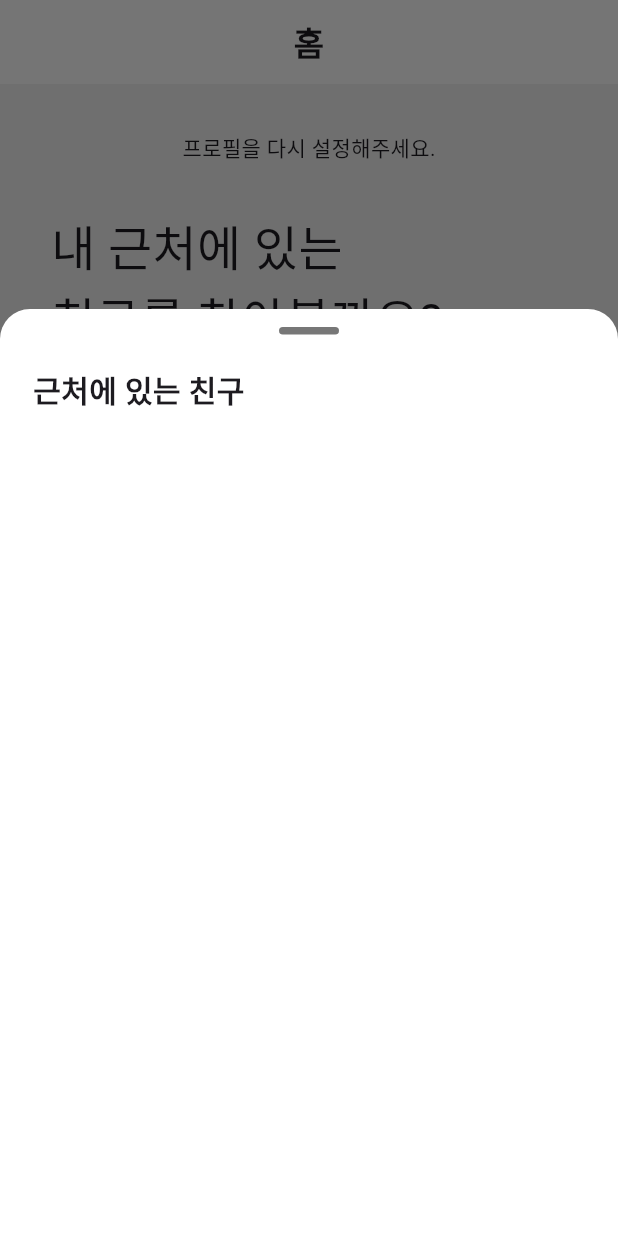
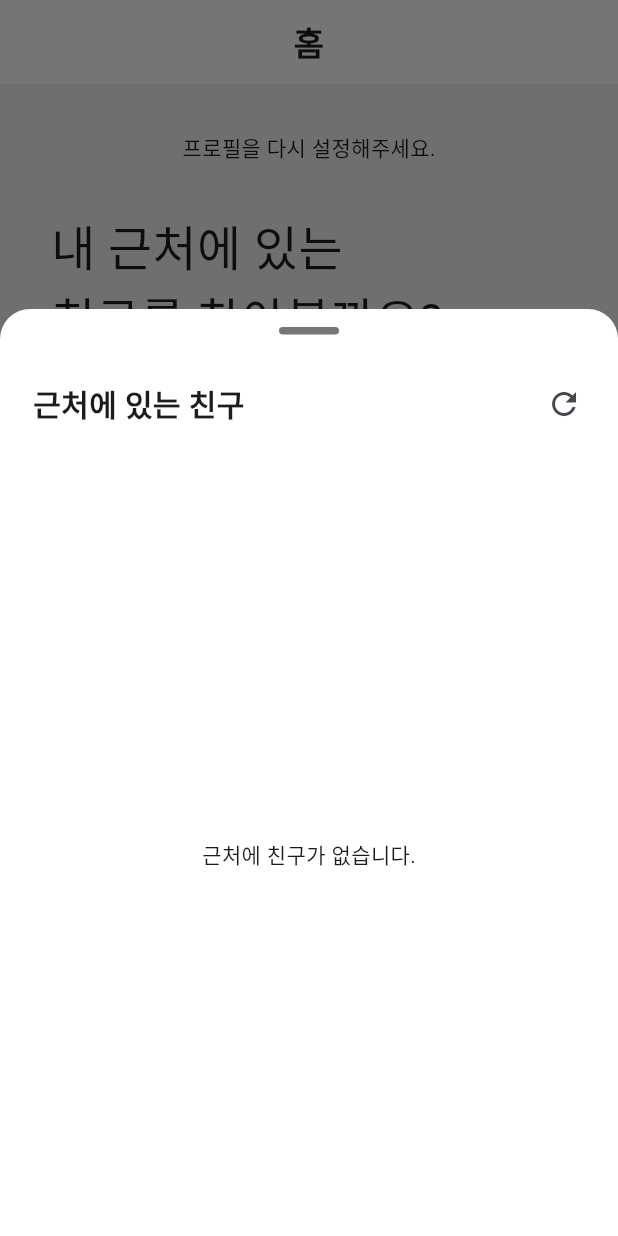
Before and after one commit to oo-Woogi/project_team5_chating_app, a Flutter app: the screen it shows once a user with an empty profile is signed in, after a tap on "근처 친구 찾기", on a phone screen of 412 x 824 dp. Run offline on Flutter 3.47's test engine with Material 3 defaults, Android fonts, the phone set to English and light mode, and no system bars; our stand-ins replace cloud_firestore, dio, firebase_auth, firebase_core, firebase_storage, flutter_riverpod and 3 more; accounts and stored records are empty; generated files the repository leaves out were written again; network calls fail; Roboto replaces fonts that are missing (BMJUA, Pretendard).

Commit message:
✨ 근처 지역만 근처 친구 찾기 서칭 되는 로직 구현

```diff
--- a/lib/pages/searching_page/widgets/friend_bottom_sheet.dart
+++ b/lib/pages/searching_page/widgets/friend_bottom_sheet.dart
@@ -2,6 +2,7 @@ import 'package:flutter/material.dart';
 import 'package:flutter_riverpod/flutter_riverpod.dart';
 import 'package:project_team5_chating_app/data/core/user_global_view_model.dart';
 import 'package:project_team5_chating_app/model/user.dart';
+import 'package:project_team5_chating_app/pages/welcome_page/core/address_view_model.dart' show AddressRegion;
 import 'package:project_team5_chating_app/pages/searching_page/searching_view_model.dart';
 import 'package:project_team5_chating_app/pages/chating_page/chating_page.dart';
 import 'package:flutter/foundation.dart';
@@ -15,6 +16,12 @@ class FriendBottomSheet extends ConsumerWidget {
     // :전구: userListProvider를 watch하면 AsyncValue 객체를 반환합니다.
     final myId = ref.watch(userGlobalProvider.select((state) => state.userId));
     final userListAsyncValue = ref.watch(userListProvider);
+    // 내 프로필 전체 상태도 watch해서 위치 변경 시 즉시 필터 재적용
+    final myProfileState = ref.watch(userGlobalProvider);
+    // 프로필(위치 등) 변경 시 목록 새로고침
+    ref.listen(userGlobalProvider, (previous, next) {
+      ref.invalidate(userListProvider);
+    });
     return DraggableScrollableSheet(
       //높이 조절
       initialChildSize: 0.75, //처음 높이
@@ -38,12 +45,24 @@ class FriendBottomSheet extends ConsumerWidget {
               ),
             ),
             Container(
-              padding: EdgeInsets.only(left: 22, bottom: 15, top: 10),
+              padding: const EdgeInsets.only(left: 22, right: 12, bottom: 15, top: 10),
               width: double.infinity,
-              child: Text(
-                '근처에 있는 친구',
-                style: TextStyle(fontWeight: FontWeight.w600, fontSize: 20),
-                textAlign: TextAlign.left,
+              child: Row(
+                mainAxisAlignment: MainAxisAlignment.spaceBetween,
+                children: [
+                  const Text(
+                    '근처에 있는 친구',
+                    style: TextStyle(fontWeight: FontWeight.w600, fontSize: 20),
+                  ),
+                  IconButton(
+                    tooltip: '새로고침',
+                    icon: const Icon(Icons.refresh),
+                    onPressed: () {
+                      // 수동 새로고침: provider 무효화 → 재조회
+                      ref.invalidate(userListProvider);
+                    },
+                  ),
+                ],
               ),
             ),
             // 친구 목록
@@ -54,16 +73,51 @@ class FriendBottomSheet extends ConsumerWidget {
                   // :전구: 데이터가 로드되면 userList 변수에 List<User>가 들어옵니다.
                   // 이 userList를 ListView.builder의 itemCount에 사용합니다.
                   final myIdStr = (myId ?? '').toString().trim();
+
+                  // 내 지역(sido) 추출: 전역 프로필 상태에서 직접 가져와 즉시 반영
+                  String mySido = '';
+                  try {
+                    final dyn = myProfileState as dynamic;
+                    String addr = '';
+                    try {
+                      final v = dyn.address; if (v is String && v.isNotEmpty) addr = v;
+                    } catch (_) {}
+                    if (addr.isEmpty) {
+                      try { final v = dyn.position; if (v is String && v.isNotEmpty) addr = v; } catch (_) {}
+                    }
+                    if (addr.isEmpty) {
+                      try { final v = dyn.location; if (v is String && v.isNotEmpty) addr = v; } catch (_) {}
+                    }
+                    if (addr.isEmpty) {
+                      try { final v = dyn.addr; if (v is String && v.isNotEmpty) addr = v; } catch (_) {}
+                    }
+                    mySido = AddressRegion.parse(addr).sido;
+                  } catch (_) {
+                    mySido = '';
+                  }
+                  // 같은 시/도(sido)만 노출 (mySido가 비어있으면 전체 노출)
                   final filteredList = userList
-                      .where((u) => u.id.toString().trim() != myIdStr)
+                      .where((u) => u.id.toString().trim() != myIdStr) // 본인 제외
+                      .where((u) {
+                        if (mySido.isEmpty) return true; // 내 지역을 못 찾았으면 필터 스킵
+                        final pos = (u.position ?? '').toString();
+                        final uSido = AddressRegion.parse(pos).sido;
+                        return uSido == mySido;
+                      })
                       .toList();
+                  if (filteredList.isEmpty) {
+                    return const Center(
+                      child: Padding(
+                        padding: EdgeInsets.only(top: 8.0),
+                        child: Text('근처에 친구가 없습니다.'),
+                      ),
+                    );
+                  }
                   return ListView.builder(
                     controller: controller,
                     itemCount: filteredList.length,
                     itemBuilder: (context, index) {
-                      // :전구: userList에서 개별 user 객체를 가져옵니다.
                       final user = filteredList[index];
-                      // :전구: _FriendItem 위젯에 user 객체를 전달합니다.
                       return Padding(
                         padding: const EdgeInsets.symmetric(
                           vertical: 10,
--- a/lib/pages/welcome_page/core/address_view_model.dart
+++ b/lib/pages/welcome_page/core/address_view_model.dart
@@ -18,9 +18,87 @@ class AddressViewModel extends AutoDisposeNotifier<List<String>> {
     final result = await vworldRepository.findByLatLng(lat, lng);
     state = result;
   }
+
+  /// 주소 문자열에서 시/도(sido)와 시/군/구(sigungu)를 추출해 표준화합니다.
+  /// 예) "서울특별시 중구 태평로1가" -> (sido: "서울", sigungu: "중구")
+  AddressRegion parseRegion(String address) {
+    return AddressRegion.parse(address);
+  }
 }
+
 
 final addressViewModel =
     AutoDisposeNotifierProvider<AddressViewModel, List<String>>(
       AddressViewModel.new,
     );
+
+/// 지역 파싱/표준화 유틸
+class AddressRegion {
+  final String sido;
+  final String sigungu;
+  const AddressRegion({required this.sido, required this.sigungu});
+
+  // 시/도 표준화 매핑
+  static const Map<String, String> _sidoAliases = {
+    '서울특별시': '서울',
+    '서울': '서울',
+    '경기도': '경기',
+    '경기': '경기',
+    '부산광역시': '부산',
+    '부산': '부산',
+    '대구광역시': '대구',
+    '대구': '대구',
+    '인천광역시': '인천',
+    '인천': '인천',
+    '광주광역시': '광주',
+    '광주': '광주',
+    '대전광역시': '대전',
+    '대전': '대전',
+    '울산광역시': '울산',
+    '울산': '울산',
+    '세종특별자치시': '세종',
+    '세종': '세종',
+    '강원도': '강원',
+    '강원': '강원',
+    '충청북도': '충북',
+    '충북': '충북',
+    '충청남도': '충남',
+    '충남': '충남',
+    '전라북도': '전북',
+    '전북': '전북',
+    '전라남도': '전남',
+    '전남': '전남',
+    '경상북도': '경북',
+    '경북': '경북',
+    '경상남도': '경남',
+    '경남': '경남',
+    '제주특별자치도': '제주',
+    '제주': '제주',
+  };
+
+  /// "서울특별시 중구 태평로1가" 같이 공백으로 구분된 주소에서
+  /// 0번째 토큰으로 시/도, 1번째 토큰으로 시/군/구를 읽고 표준화합니다.
+  static AddressRegion parse(String address) {
+    if (address.trim().isEmpty) {
+      return const AddressRegion(sido: '', sigungu: '');
+    }
+    final parts = address.trim().split(RegExp(r'\s+'));
+    final rawSido = parts.isNotEmpty ? parts[0] : '';
+    final rawSigungu = parts.length >= 2 ? parts[1] : '';
+
+    // 시/도 표준화
+    String sido = rawSido;
+    // 가장 긴 alias부터 매칭되도록 정렬
+    final keys = _sidoAliases.keys.toList()
+      ..sort((a, b) => b.length.compareTo(a.length));
+    for (final k in keys) {
+      if (rawSido.startsWith(k)) {
+        sido = _sidoAliases[k]!;
+        break;
+      }
+    }
+
+    final sigungu = rawSigungu; // 필요시 여기서도 추가 표준화 가능
+    return AddressRegion(sido: sido, sigungu: sigungu);
+  }
+}
```
